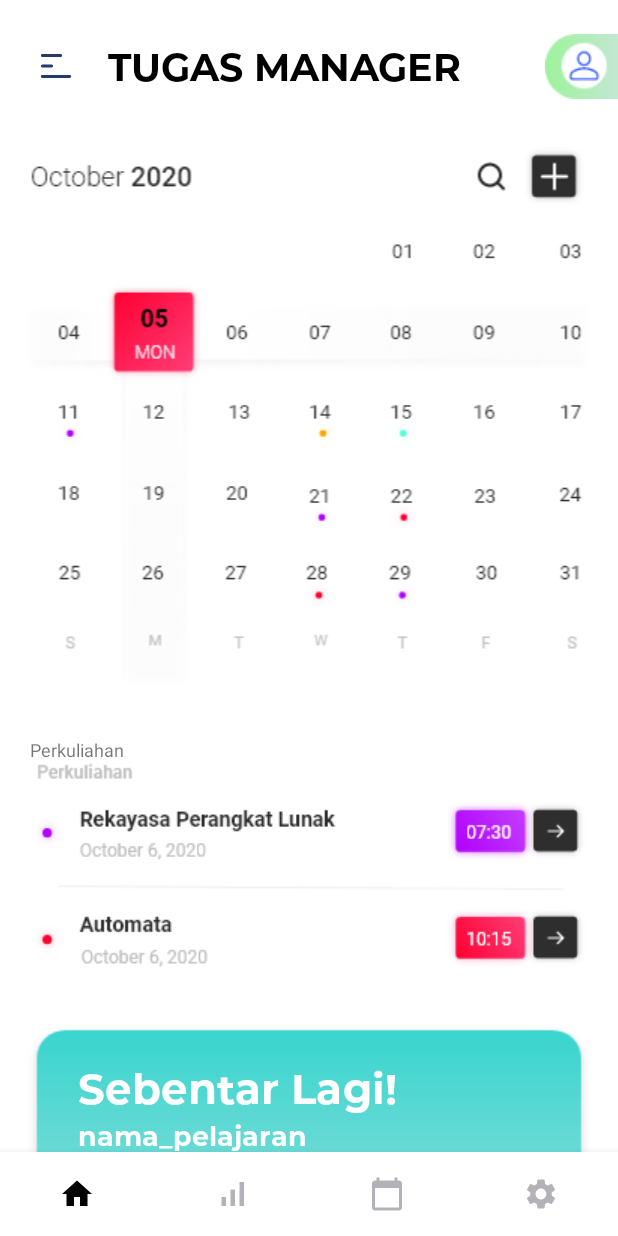
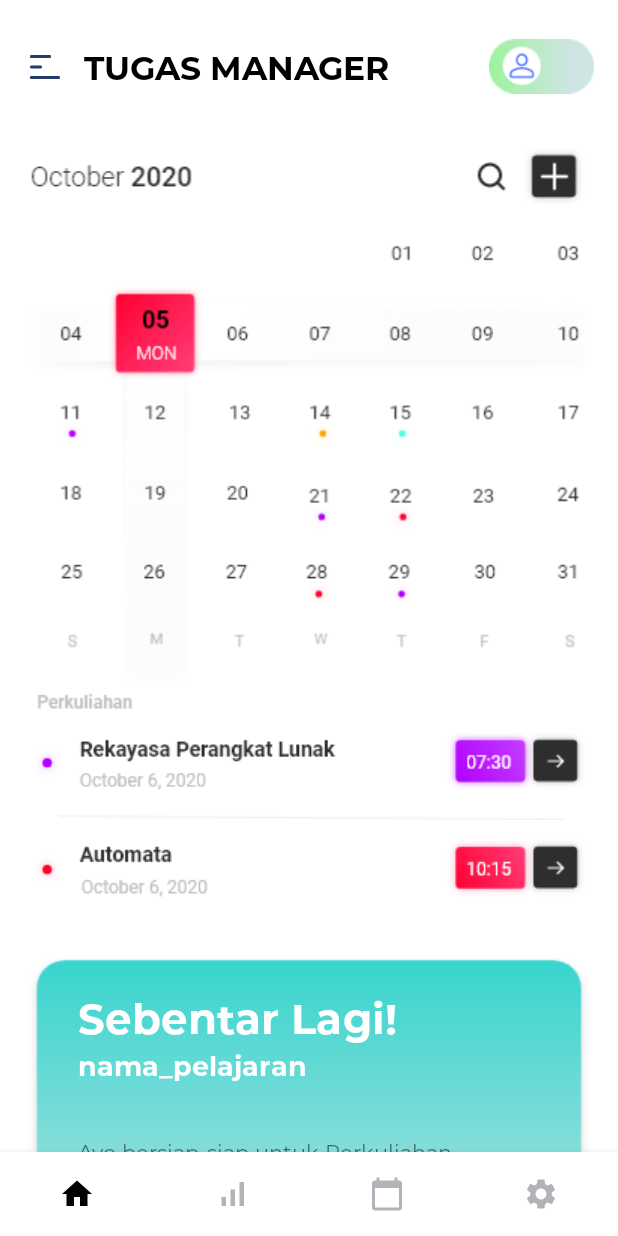
Before and after one commit to IniGisah/TugasManager, an Android app: the screen it shows after launch (MainActivity), on a phone screen of 412 x 824 dp. Run offline under Robolectric (Android 15) with nearby library versions, the phone set to English and light mode, and no system bars.

Commit message:
Update responsive layout by wahyu

```diff
--- a/app/src/main/res/layout/activity_main.xml
+++ b/app/src/main/res/layout/activity_main.xml
@@ -5,81 +5,98 @@
     xmlns:tools="http://schemas.android.com/tools"
     android:layout_width="match_parent"
     android:layout_height="match_parent"
-    tools:context=".MainActivity">
+    tools:context=".activity.MainActivity">
 
     <LinearLayout
         android:layout_width="match_parent"
         android:layout_height="match_parent"
         android:layout_above="@id/bottomnav"
         android:orientation="vertical">
-        <LinearLayout
+
+        <androidx.constraintlayout.widget.ConstraintLayout
             android:layout_width="match_parent"
             android:layout_height="wrap_content"
-            android:orientation="horizontal"
-            android:layout_marginTop="22.5dp">
+            android:layout_marginTop="22.5dp"
+            android:paddingLeft="20dp"
+            android:paddingRight="16dp">
+
             <ImageView
+                android:id="@+id/imageView"
                 android:layout_width="20dp"
                 android:layout_height="16dp"
+                android:layout_gravity="center"
                 android:src="@drawable/group"
-                android:layout_marginLeft="27.5dp"
-                android:layout_gravity="center"/>
+                app:layout_constraintBottom_toBottomOf="parent"
+                app:layout_constraintStart_toStartOf="parent"
+                app:layout_constraintTop_toTopOf="parent" />
+
             <TextView
+                android:id="@+id/textView"
                 android:layout_width="wrap_content"
                 android:layout_height="wrap_content"
+                android:layout_gravity="center"
+                android:layout_marginStart="16dp"
+                android:fontFamily="@font/monsterrat_bold"
                 android:text="TUGAS MANAGER"
-                android:fontFamily="@font/monsterrat_bold"
-                android:textSize="25sp"
                 android:textColor="#000000"
-                android:layout_marginLeft="24.5dp"
-                android:layout_gravity="center"/>
+                android:textSize="22sp"
+                app:layout_constraintBottom_toBottomOf="parent"
+                app:layout_constraintStart_toEndOf="@+id/imageView"
+                app:layout_constraintTop_toTopOf="parent" />
+
             <ImageView
-                android:layout_width="83dp"
+                android:layout_width="70dp"
                 android:layout_height="43dp"
+                android:layout_gravity="center"
                 android:src="@drawable/user_icon"
-                android:layout_gravity="center"
-                android:layout_marginLeft="55dp"/>
-        </LinearLayout>
+                app:layout_constraintBottom_toBottomOf="parent"
+                app:layout_constraintEnd_toEndOf="parent"
+                app:layout_constraintTop_toTopOf="parent" />
+
+        </androidx.constraintlayout.widget.ConstraintLayout>
+
+        <ImageView
+            android:layout_marginHorizontal="12dp"
+            android:layout_width="match_parent"
+            android:layout_height="wrap_content"
+            android:src="@drawable/header"
+            android:layout_marginTop="30dp"/>
 
         <ImageView
             android:layout_width="match_parent"
             android:layout_height="wrap_content"
-            android:src="@drawable/header"
-            android:layout_marginTop="30dp"/>
-        <ImageView
-            android:layout_width="match_parent"
-            android:layout_height="wrap_content"
             android:src="@drawable/kalender_tes"
+            android:layout_marginHorizontal="16dp"
             android:layout_marginTop="20.4dp"/>
 
         <androidx.core.widget.NestedScrollView
             android:layout_width="match_parent"
             android:layout_height="match_parent">
+
             <LinearLayout
                 android:layout_width="match_parent"
                 android:layout_height="match_parent"
-                android:orientation="vertical">
-                <TextView
-                    android:layout_width="wrap_content"
-                    android:layout_height="wrap_content"
-                    android:text="Perkuliahan"
-                    android:textSize="12sp"
-                    android:layout_marginLeft="20dp"
-                    android:layout_marginTop="30dp"/>
+                android:orientation="vertical"
+                android:paddingHorizontal="16dp">
+
                 <ImageView
                     android:layout_width="match_parent"
                     android:layout_height="wrap_content"
-                    android:src="@drawable/upcoming"/>
+                    android:src="@drawable/upcoming" />
+
                 <FrameLayout
-                    android:layout_width="380dp"
+                    android:layout_width="match_parent"
                     android:layout_height="200dp"
                     android:background="@drawable/rect_widget_1"
                     android:layout_gravity="center"
                     android:layout_marginTop="33.7dp">
+
                     <LinearLayout
                         android:layout_width="match_parent"
                         android:layout_height="match_parent"
                         android:layout_marginTop="24dp"
                         android:orientation="vertical">
+
                         <TextView
                             android:layout_width="wrap_content"
                             android:layout_height="wrap_content"
@@ -88,6 +105,7 @@
                             android:textColor="@color/white"
                             android:layout_marginLeft="36dp"
                             android:fontFamily="@font/monsterrat_bold"/>
+
                         <TextView
                             android:layout_width="wrap_content"
                             android:layout_height="wrap_content"
@@ -97,6 +115,7 @@
                             android:textSize="18sp"
                             android:layout_marginLeft="36dp"
                             android:textColor="@color/white"/>
+
                         <TextView
                             android:layout_width="wrap_content"
                             android:layout_height="wrap_content"
@@ -109,21 +128,22 @@
 
                     </LinearLayout>
 
-
                 </FrameLayout>
 
             </LinearLayout>
 
+        </androidx.core.widget.NestedScrollView>
 
-        </androidx.core.widget.NestedScrollView>
     </LinearLayout>
-    <com.google.android.material.bottomnavigation.BottomNavigationView android:layout_width="match_parent"
+
+    <com.google.android.material.bottomnavigation.BottomNavigationView
+        android:layout_width="match_parent"
         android:layout_height="wrap_content"
         android:layout_alignParentBottom="true"
         android:id="@+id/bottomnav"
         app:menu="@menu/bottomnav"
         app:itemIconTint="@drawable/navigation_selector"
         app:itemTextColor="@drawable/navigation_selector"
-        app:labelVisibilityMode="unlabeled"
-        />
+        app:labelVisibilityMode="unlabeled" />
+
 </RelativeLayout>
--- a/app/src/main/res/layout/activity_settings.xml
+++ b/app/src/main/res/layout/activity_settings.xml
@@ -4,7 +4,7 @@
     xmlns:tools="http://schemas.android.com/tools"
     android:layout_width="match_parent"
     android:layout_height="match_parent"
-    tools:context=".Settings">
+    tools:context=".activity.SettingsActivity">
     <TextView
         android:layout_width="match_parent"
         android:layout_height="match_parent"
--- a/app/src/main/res/layout/activity_stats.xml
+++ b/app/src/main/res/layout/activity_stats.xml
@@ -4,7 +4,7 @@
     xmlns:tools="http://schemas.android.com/tools"
     android:layout_width="match_parent"
     android:layout_height="match_parent"
-    tools:context=".Stats">
+    tools:context=".activity.StatsActivity">
 
     <TextView
         android:layout_width="match_parent"
--- a/app/src/main/res/layout/activity_timeline.xml
+++ b/app/src/main/res/layout/activity_timeline.xml
@@ -4,7 +4,7 @@
     xmlns:tools="http://schemas.android.com/tools"
     android:layout_width="match_parent"
     android:layout_height="match_parent"
-    tools:context=".Timeline">
+    tools:context=".activity.TimelineActivity">
 
     <TextView
         android:layout_width="match_parent"
```
